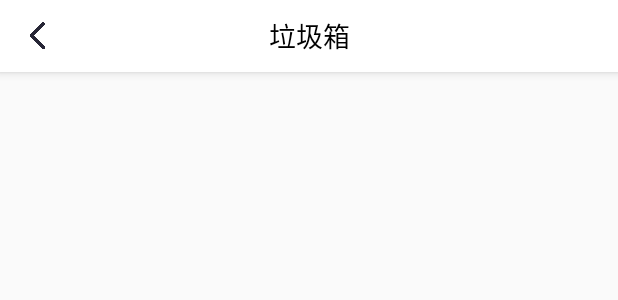
After one commit to a18318684041/My_Note, an Android app: the layout activity_trash.xml on its own in the app's theme, with its tools: preview values and no code run, on a phone screen of 412 x 824 dp. The commit adds this screen. Shown: the top 300 px of the screen. Run offline under Robolectric (Android 15) with nearby library versions, the phone set to English and light mode, and no system bars.

Commit message:
具有图文编辑，垃圾箱，分享等功能

```diff
--- a/app/build.gradle
+++ b/app/build.gradle
@@ -29,4 +29,5 @@ dependencies {
     compile 'com.android.support:design:25.2.0'
     compile 'com.android.support:recyclerview-v7:25.2.0'
     compile 'com.github.mancj:MaterialSearchBar:0.7'
+    compile 'jp.wasabeef:richeditor-android:1.2.2'
 }
--- a/app/src/main/AndroidManifest.xml
+++ b/app/src/main/AndroidManifest.xml
@@ -17,8 +17,12 @@
         </activity>
         <activity android:name=".Activity_add"/>
         <activity android:name=".Activity_Main" />
-        <activity android:name=".Activity_search">
+        <activity android:name=".Activity_search" >
         </activity>
+        <activity android:name=".Activity_trash" />
     </application>
+    <uses-permission android:name="android.permission.INTERNET" />
+    <uses-permission android:name="android.permission.WRITE_EXTERNAL_STORAGE" />
+    <uses-permission android:name="android.permission.READ_EXTERNAL_STORAGE" />
 
 </manifest>
--- a/app/src/main/java/com/example/administrator/my_note/Activity_search.java
+++ b/app/src/main/java/com/example/administrator/my_note/Activity_search.java
@@ -52,7 +52,7 @@ public class Activity_search extends AppCompatActivity implements MaterialSearch
                 ;
                 String input = searchBar.getText().toString();
                 Log.d("AAA", input);
-                db = openOrCreateDatabase("MyNote", MODE_PRIVATE, null);
+                db = openOrCreateDatabase("NoteBook", MODE_PRIVATE, null);
                 Cursor cursor = db.rawQuery("select * from info where content ='" + input + "'", null);
                 contents.clear();
                 times.clear();
--- /dev/null
+++ b/app/src/main/res/layout/activity_trash.xml
@@ -0,0 +1,44 @@
+<?xml version="1.0" encoding="utf-8"?>
+<LinearLayout xmlns:android="http://schemas.android.com/apk/res/android"
+    android:orientation="vertical" android:layout_width="match_parent"
+    android:layout_height="match_parent"
+    xmlns:app="http://schemas.android.com/apk/res-auto"
+    >
+
+    <android.support.design.widget.AppBarLayout
+        android:id="@+id/app_layout"
+        android:layout_width="match_parent"
+        android:layout_height="wrap_content"
+        android:background="#33ff0000">
+
+        <android.support.v7.widget.Toolbar
+            android:id="@+id/toolbar"
+            android:layout_width="match_parent"
+            android:layout_height="48dp"
+            android:background="#FFFFFF"
+            android:paddingRight="10dp"
+            app:layout_scrollFlags="scroll|enterAlways">
+
+            <ImageView
+                android:id="@+id/img_back"
+                android:layout_width="18dp"
+                android:layout_height="18dp"
+                android:layout_gravity="left"
+                android:src="@drawable/back" />
+
+            <TextView
+                android:id="@+id/title"
+                android:layout_width="wrap_content"
+                android:layout_height="wrap_content"
+                android:layout_gravity="center"
+                android:text="垃圾箱"
+                android:textColor="#000"
+                android:textSize="18sp" />
+        </android.support.v7.widget.Toolbar>
+    </android.support.design.widget.AppBarLayout>
+    <android.support.v7.widget.RecyclerView
+        android:id="@+id/recyleview"
+        android:layout_width="match_parent"
+        android:layout_height="0dp"
+        android:layout_weight="1" />
+</LinearLayout>
```
Also changed, not shown: app/src/main/java/com/example/administrator/my_note/Activity_Main.java (+92 -5 lines), app/src/main/java/com/example/administrator/my_note/Activity_add.java (+67 -4 lines), app/src/main/java/com/example/administrator/my_note/Activity_trash.java (added, +71 -0 lines), app/src/main/java/com/example/administrator/my_note/MainActivity.java (+52 -4 lines), app/src/main/java/com/example/administrator/my_note/Myadpter_trash_.java (added, +77 -0 lines), app/src/main/res/layout/activity_add.xml (+9 -2 lines), app/src/main/res/layout/activity_main.xml (+7 -0 lines), app/src/main/res/layout/activity_xiangqing.xml (+9 -2 lines), app/src/main/res/layout/trash_item.xml (added, +15 -0 lines), app/src/main/res/values/styles.xml (+10 -0 lines).
